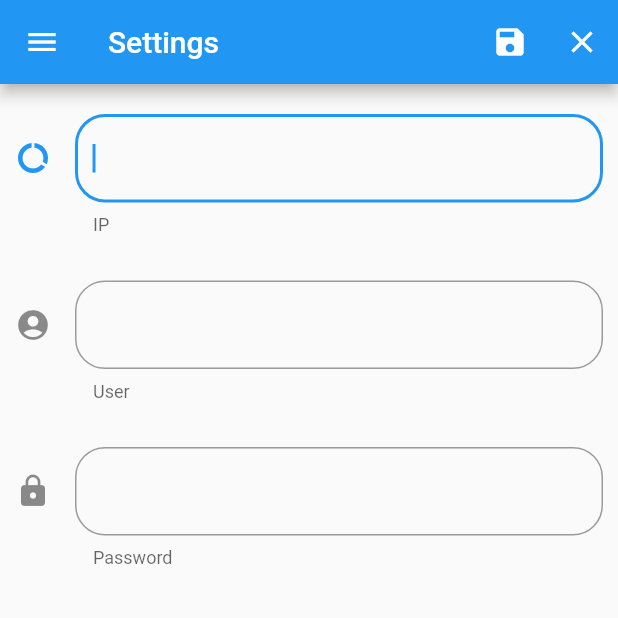
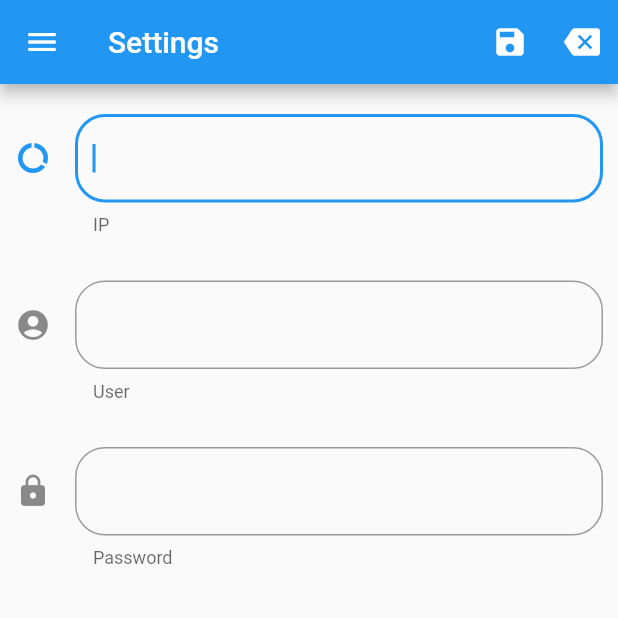
Before and after one commit to vicente32/ConsolaMirrit, a Flutter app: the SettingsPage screen opened by its route, on a phone screen of 412 x 824 dp, the top half of it. Run offline on Flutter 3.47's test engine with Material 2 defaults, Android fonts, the phone set to English and light mode, and no system bars; our stand-ins replace shared_preferences; accounts and stored records are empty; statements that could not run were skipped.

Commit message:
settings page terminada

```diff
--- a/consola/lib/src/pages/general/settings_page.dart
+++ b/consola/lib/src/pages/general/settings_page.dart
@@ -42,8 +42,8 @@ class _SettingsPageState extends State<SettingsPage> {
         onPressed: () => Navigator.pop(context),
       ),
       IconButton(
-        icon: Icon(Icons.close),
-        onPressed: () {},
+        icon: Icon(Icons.backspace),
+        onPressed: () => Navigator.pop(context),
       )
     ]);
   }
```
Also changed, not shown: consola/lib/main.dart (+5 -5 lines).
